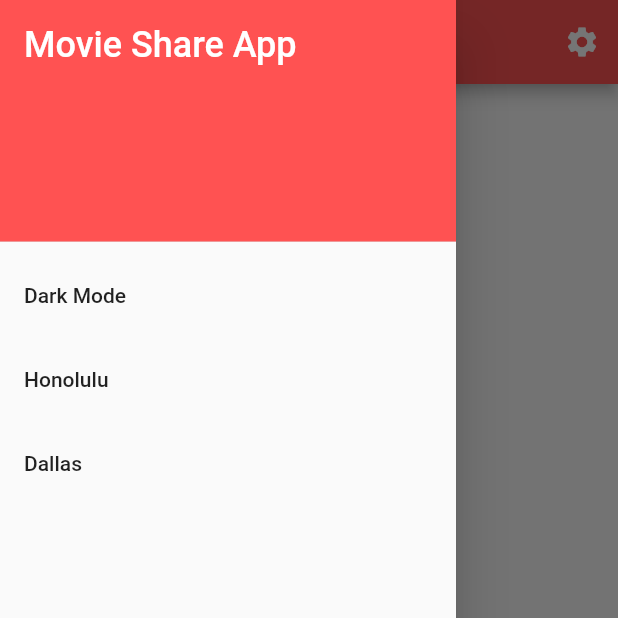
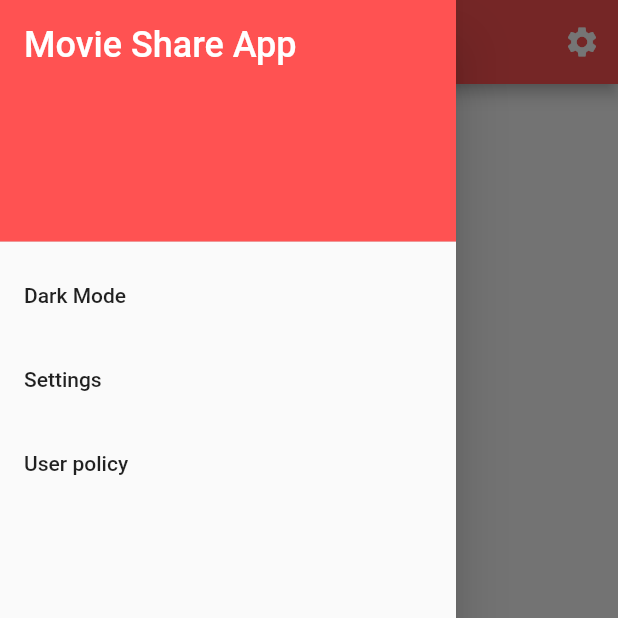
Before and after one commit to nyannsuke01/movie_share_app_flutter, a Flutter app: the screen it shows after launch, with the side drawer open, on a phone screen of 412 x 824 dp, the top half of it. Run offline on Flutter 3.47's test engine with Material 2 defaults, Android fonts, the light colour scheme and no system bars; drawn by our look-alikes of convex_bottom_bar; our stand-ins replace cached_network_image, cloud_firestore, dio, firebase_auth, firebase_core, screenshot and 1 more; missing offline and left inert: favorite_button; accounts and stored records are empty; network calls fail.

Commit message:
Setting Menu Bar

```diff
--- a/lib/view/pages/home_page.dart
+++ b/lib/view/pages/home_page.dart
@@ -73,13 +73,13 @@ class _HomePageState extends State<HomePage> {
               },
             ),
             ListTile(
-              title: Text('Honolulu'),
+              title: Text('Settings'),
               onTap: () {
 
               },
             ),
             ListTile(
-              title: Text('Dallas'),
+              title: Text('User policy'),
               onTap: () {
 
               },
```
Also changed, not shown: lib/view/widget/detail_item.dart (+5 -2 lines).
